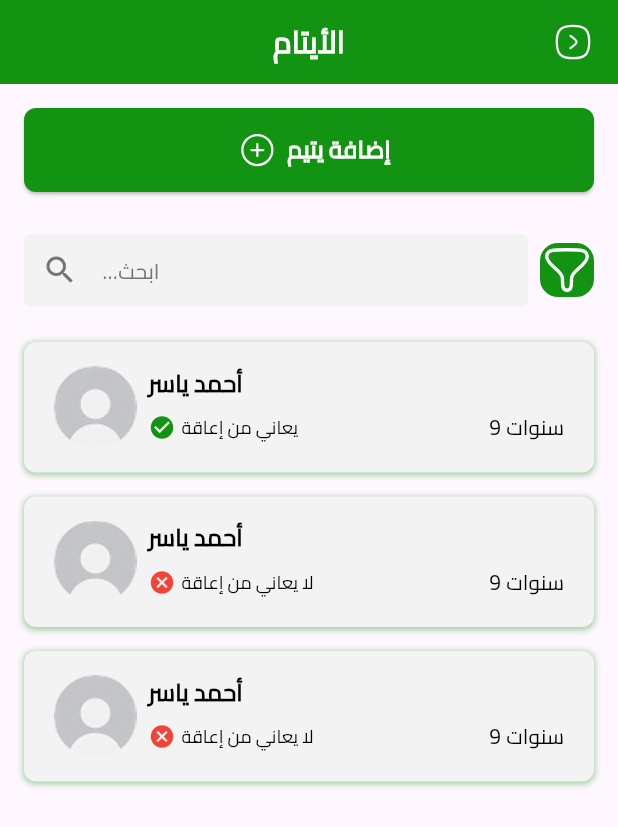
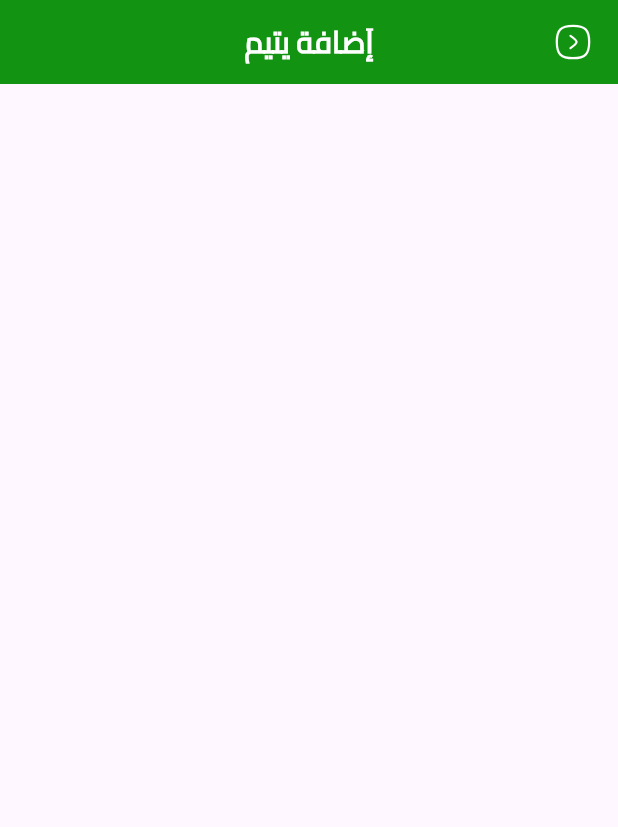
Before and after one commit to MohammedLaham/donationproject, a Flutter app: the AdminOrphansScreen screen opened directly, after a tap on "إضافة يتيم", on a phone screen of 412 x 824 dp. Shown: the top 827 px of the screen. Run offline on Flutter 3.47's test engine with Material 3 defaults, Android fonts, the light colour scheme and no system bars; our stand-ins replace dotted_border, flutter_otp_text_field, flutter_svg, image_picker.

Commit message:
Orphan details Screen done ✅

```diff
--- a/lib/core/style_helper.dart
+++ b/lib/core/style_helper.dart
@@ -67,6 +67,13 @@ class TextStyles {
     fontFamily: 'Cairo',
   );
 
+  static TextStyle font14BlackSemiBold= TextStyle(
+    fontSize: 14,
+    fontWeight: FontWeightHelper.semiBold,
+    color: Colors.black,
+    fontFamily: 'Cairo',
+  );
+
   static TextStyle font14GreyMedium = TextStyle(
     fontSize: 14,
     fontWeight: FontWeightHelper.medium,
--- a/lib/main.dart
+++ b/lib/main.dart
@@ -1,4 +1,5 @@
 import 'package:donationproject/view/screens/admin/admin_main_screen.dart';
+import 'package:donationproject/view/screens/sign_in.dart';
 import 'package:flutter/material.dart';
 
 import 'core/routers/router.dart';
@@ -16,7 +17,6 @@ class MyApp extends StatelessWidget {
 debugShowCheckedModeBanner: false,
       title: 'Donation App',
       theme: ThemeData(
-
         colorScheme: ColorScheme.fromSeed(seedColor: Colors.deepPurple),
       ),
       onGenerateRoute: generateRoute,
--- /dev/null
+++ b/lib/view/screens/admin/add_orphan_screen.dart
@@ -0,0 +1,16 @@
+import 'package:donationproject/view/screens/admin/widgets/custom_appBar.dart';
+import 'package:flutter/cupertino.dart';
+import 'package:flutter/material.dart';
+
+class AddOrphanScreen extends StatelessWidget {
+  const AddOrphanScreen({super.key});
+
+  @override
+  Widget build(BuildContext context) {
+    return Scaffold(
+      appBar: CustomAppBar(title: 'إَضافة يتيم'),
+
+
+    );
+  }
+}
--- a/lib/view/screens/admin/admin_orphans_screen.dart
+++ b/lib/view/screens/admin/admin_orphans_screen.dart
@@ -1,11 +1,13 @@
 import 'package:donationproject/core/color/constant.dart';
 import 'package:donationproject/core/image_helper.dart';
+import 'package:donationproject/core/routers/nav_helper.dart';
+import 'package:donationproject/view/screens/admin/add_orphan_screen.dart';
+import 'package:donationproject/view/screens/admin/widgets/custom_add_btn.dart';
 import 'package:donationproject/view/screens/admin/widgets/custom_appBar.dart';
 import 'package:donationproject/view/screens/admin/widgets/orphans_request_card.dart';
 import 'package:flutter/material.dart';
 
 import '../../../core/style_helper.dart';
-import '../../widgets/custom_textfield.dart';
 
 class AdminOrphansScreen extends StatelessWidget with ImageHelper {
   const AdminOrphansScreen({super.key});
@@ -14,11 +16,16 @@ class AdminOrphansScreen extends StatelessWidget with ImageHelper {
   Widget build(BuildContext context) {
     return Scaffold(
       appBar: CustomAppBar(title: 'الأيتام'),
-      body: Padding(
+      body: SingleChildScrollView(
         padding: EdgeInsetsDirectional.symmetric(horizontal: 16),
         child: Column(
           children: [
-            buildButton(),
+            CustmAddBtn(
+              text: 'إضافة يتيم',
+              onPressed: (){
+                NavHelper().go(context, AddOrphanScreen(),replace: true);
+              },
+            ),
             const SizedBox(height: 12),
             buildSearch(),
             const SizedBox(height: 16),
@@ -82,7 +89,8 @@ class AdminOrphansScreen extends StatelessWidget with ImageHelper {
   }
 
   Widget buildButton() {
-    return Padding(
+    return
+      Padding(
             padding: const EdgeInsets.symmetric(vertical: 16.0,),
             child:
             ElevatedButton(
--- /dev/null
+++ b/lib/view/screens/admin/widgets/custom_add_btn.dart
@@ -0,0 +1,44 @@
+import 'package:donationproject/core/image_helper.dart';
+import 'package:flutter/material.dart';
+
+import '../../../../core/color/constant.dart';
+import '../../../../core/style_helper.dart';
+
+class CustmAddBtn extends StatelessWidget with ImageHelper{
+  final String text;
+  final bool isAdd;
+  final VoidCallback? onPressed;
+
+  const CustmAddBtn({super.key, required this.text, this.onPressed, this.isAdd = true});
+
+  @override
+  Widget build(BuildContext context) {
+    return Padding(
+      padding: const EdgeInsets.symmetric(vertical: 16.0,),
+      child:
+      ElevatedButton(
+        onPressed:onPressed,
+        style: ElevatedButton.styleFrom(
+          backgroundColor: primaryColor,
+          shape: RoundedRectangleBorder(
+            borderRadius: BorderRadius.circular(8),
+          ),
+        ),
+        child: Padding(
+          padding: const EdgeInsets.symmetric(vertical: 8.0),
+          child: Row(
+            mainAxisAlignment: MainAxisAlignment.center,
+            children: [
+              Text(text, style: TextStyles.font16WhiteBold),
+              Padding(
+                padding: const EdgeInsets.all(8.0),
+                child: AppSvgImage(isAdd?'add-circle':'del', width: 24, height: 24),
+              ),
+            ],
+          ),
+        ),
+      ),
+
+    );
+  }
+}
--- a/lib/view/screens/admin/widgets/orphans_request_card.dart
+++ b/lib/view/screens/admin/widgets/orphans_request_card.dart
@@ -1,7 +1,9 @@
 import 'package:flutter/material.dart';
 
 import '../../../../core/color/constant.dart';
+import '../../../../core/routers/nav_helper.dart';
 import '../../../../core/style_helper.dart';
+import '../orphan_details_screen.dart';
 import 'custom_container.dart';
 
 class OrphansRequestCard extends StatelessWidget {
@@ -18,6 +20,10 @@ class OrphansRequestCard extends StatelessWidget {
     return CustomContainer(
       child: Padding(
         padding: const EdgeInsets.symmetric(horizontal: 8.0, vertical: 4.0),
+        child: InkWell(
+          onTap: (){
+            NavHelper().go(context, OrphanDetailsScreen(),replace: true);
+          },
           child: Row(
             crossAxisAlignment: CrossAxisAlignment.start,
             children: [
@@ -60,6 +66,7 @@ class OrphansRequestCard extends StatelessWidget {
             ],
           ),
         ),
+      ),
     );
   }
 }
```
Also changed, not shown: lib/view/screens/admin/orphan_details_screen.dart (added, +126 -0 lines), assets/images/age.svg (added), assets/images/del.svg (added), assets/images/download.svg (added), assets/images/edit.svg (added), assets/images/gen.svg (added), assets/images/gender.svg (added), assets/images/img.svg (added), assets/images/profile.svg (added). Lines whose indentation alone changed are shown as unchanged.
